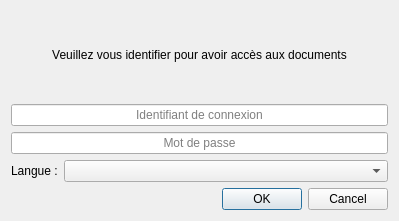
This is src/dlgclient.ui in lolo32/TrieDocs as Qt 5 draws it before an edit. The edited form follows.
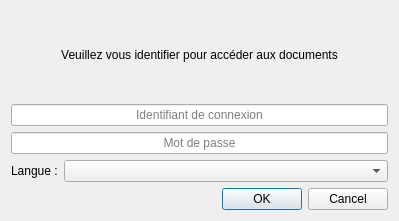
This is the edited form.

Commit message: Correction de 1 texte source

What changed in the file:
```diff
--- a/src/dlgclient.ui
+++ b/src/dlgclient.ui
@@ -23,7 +23,7 @@
       </sizepolicy>
      </property>
      <property name="text">
-      <string>Veuillez vous identifier pour avoir accès aux documents</string>
+      <string>Veuillez vous identifier pour accéder aux documents</string>
      </property>
      <property name="alignment">
       <set>Qt::AlignCenter</set>
```
